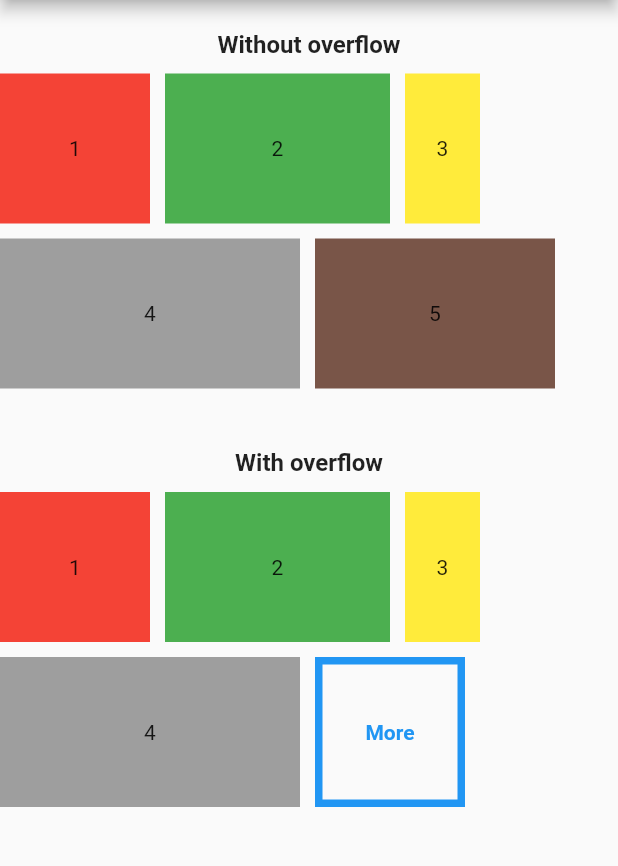
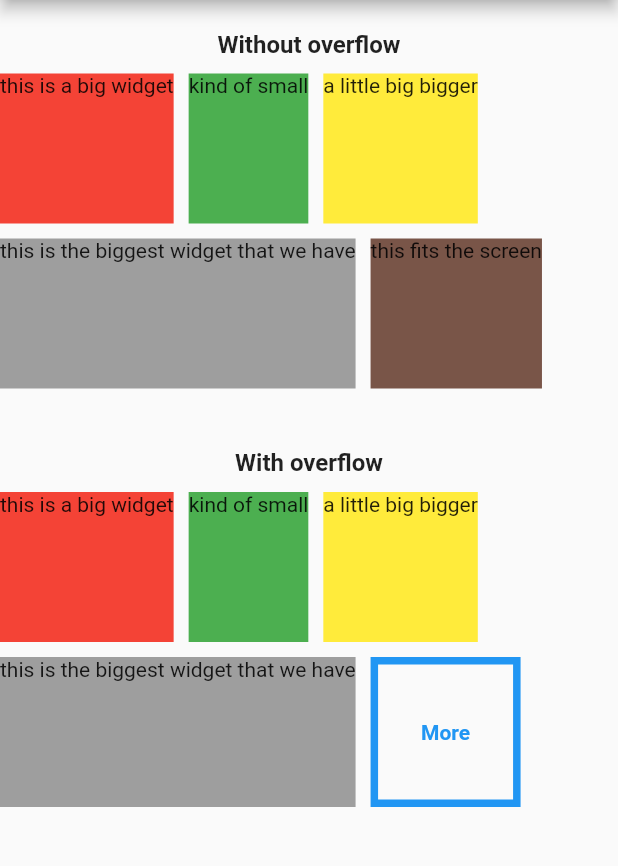
Before and after one commit to docputs/custom_wrap_app, a Flutter app: the screen it shows after launch, on a phone screen of 412 x 824 dp, the part 84-950 px from its top. Run offline on Flutter 3.47's test engine with Material 2 defaults, Android fonts, the phone set to English and light mode, and no system bars.

Commit message:
change children text

```diff
--- a/lib/app/home_page.dart
+++ b/lib/app/home_page.dart
@@ -29,41 +29,30 @@ class _HomePageState extends State<HomePage> {
                 maxLines: 2,
                 spacing: 10,
                 runSpacing: 10,
-                overflowWidget: Container(
-                  key: const ValueKey('overflow'),
-                  color: Colors.blueAccent,
-                  height: 100,
-                  width: 100,
-                  child: const Center(child: Text('More')),
-                ),
+                overflowWidget: _buildOverflowWidget(),
                 children: const [
                   WrapItem(
-                    text: '1',
-                    width: 100,
+                    text: 'this is a big widget',
                     height: 100,
                     color: Colors.red,
                   ),
                   WrapItem(
-                    text: '2',
-                    width: 150,
+                    text: 'kind of small',
                     height: 100,
                     color: Colors.green,
                   ),
                   WrapItem(
-                    text: '3',
-                    width: 50,
+                    text: 'a little big bigger',
                     height: 100,
                     color: Colors.yellow,
                   ),
                   WrapItem(
-                    text: '4',
-                    width: 200,
+                    text: 'this is the biggest widget that we have',
                     height: 100,
                     color: Colors.grey,
                   ),
                   WrapItem(
-                    text: '5',
-                    width: 160,
+                    text: 'this fits the screen',
                     height: 100,
                     color: Colors.brown,
                   ),
@@ -82,32 +71,27 @@ class _HomePageState extends State<HomePage> {
                 overflowWidget: _buildOverflowWidget(),
                 children: const [
                   WrapItem(
-                    text: '1',
-                    width: 100,
+                    text: 'this is a big widget',
                     height: 100,
                     color: Colors.red,
                   ),
                   WrapItem(
-                    text: '2',
-                    width: 150,
+                    text: 'kind of small',
                     height: 100,
                     color: Colors.green,
                   ),
                   WrapItem(
-                    text: '3',
-                    width: 50,
+                    text: 'a little big bigger',
                     height: 100,
                     color: Colors.yellow,
                   ),
                   WrapItem(
-                    text: '4',
-                    width: 200,
+                    text: 'this is the biggest widget that we have',
                     height: 100,
                     color: Colors.grey,
                   ),
                   WrapItem(
-                    text: '5',
-                    width: 200,
+                    text: 'this is bigger than the screen width',
                     height: 100,
                     color: Colors.brown,
                   ),
@@ -143,15 +127,15 @@ class _HomePageState extends State<HomePage> {
 
 class WrapItem extends StatelessWidget {
   final String text;
-  final double width;
-  final double height;
+  final double? width;
+  final double? height;
   final Color color;
 
   const WrapItem({
     Key? key,
     required this.text,
-    required this.width,
-    required this.height,
+    this.width,
+    this.height,
     required this.color,
   }) : super(key: key);
 
@@ -165,7 +149,7 @@ class WrapItem extends StatelessWidget {
         width: width,
         height: height,
         color: color,
-        child: Center(child: Text(text)),
+        child: SizedBox(child: Text(text, maxLines: 1)),
       ),
     );
   }
```
